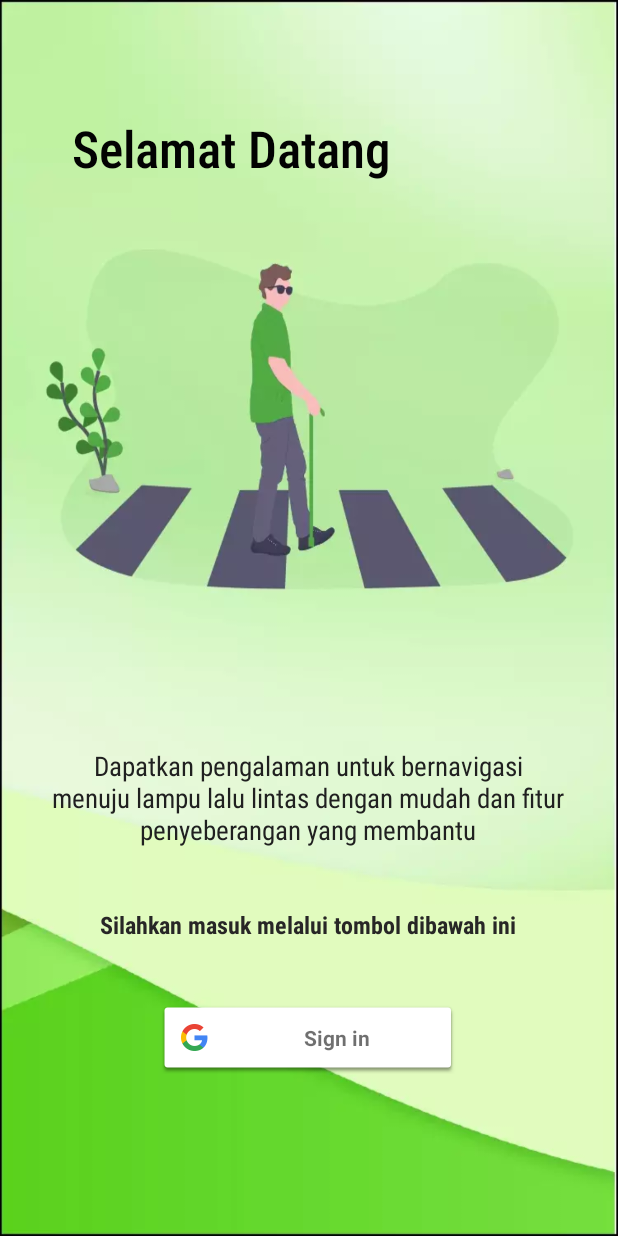
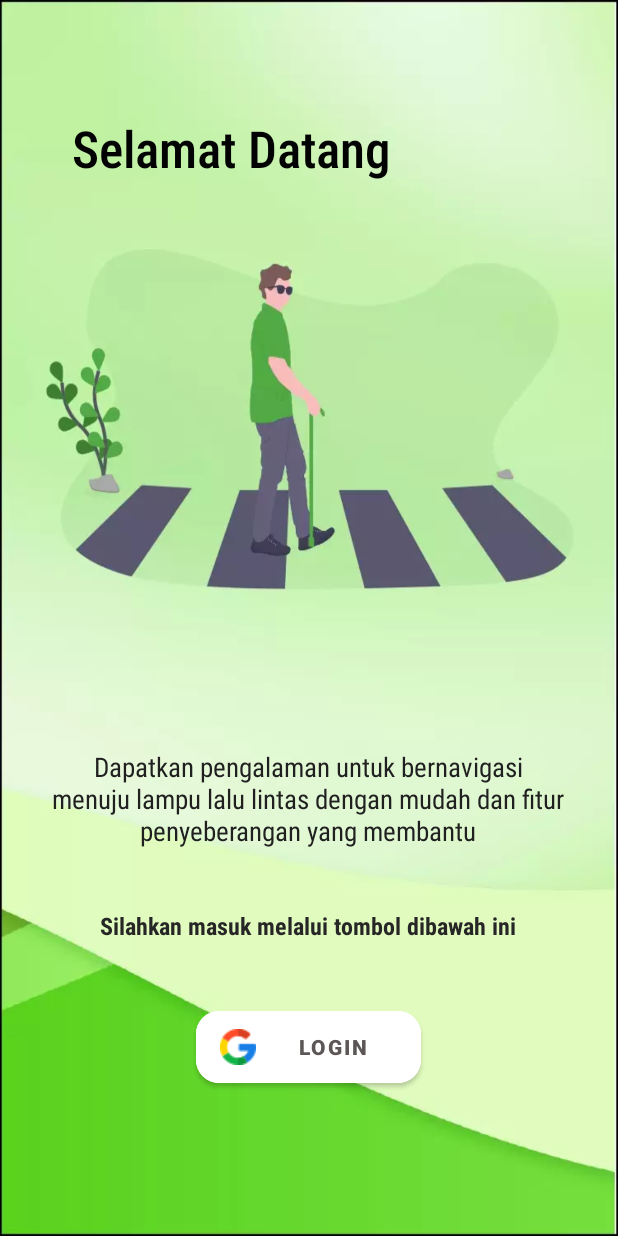
Before and after one commit to caviar-bangkit/caviar-app, an Android app: the screen it shows after launch (LoginActivity), on a phone screen of 412 x 824 dp. Run offline under Robolectric (Android 15) with nearby library versions, the phone set to English and light mode, and no system bars; our stand-ins replace Firebase (no records; nobody signed in at launch, a user with empty details on screens opened directly).

Commit message:
Change Login Button

```diff
--- a/app/src/main/java/com/bangkit/caviar/ui/login/LoginActivity.kt
+++ b/app/src/main/java/com/bangkit/caviar/ui/login/LoginActivity.kt
@@ -1,7 +1,6 @@
 package com.bangkit.caviar.ui.login
 
 import android.app.Activity
-import android.content.ContentValues.TAG
 import android.content.Intent
 import androidx.appcompat.app.AppCompatActivity
 import android.os.Bundle
--- a/app/src/main/res/layout/activity_login.xml
+++ b/app/src/main/res/layout/activity_login.xml
@@ -51,16 +51,26 @@
         app:layout_constraintHorizontal_bias="0.496"
         app:layout_constraintStart_toStartOf="parent" />
 
-    <com.google.android.gms.common.SignInButton
+
+    <Button
         android:id="@+id/signInButton"
-        android:layout_width="200dp"
-        android:layout_height="wrap_content"
-        android:layout_marginBottom="108dp"
+        android:layout_width="150dp"
+        android:layout_height="60dp"
+        android:layout_marginBottom="96dp"
+        android:backgroundTint="@color/white"
         android:contentDescription="@string/tombol_login"
-        app:colorScheme="auto"
+        android:drawableLeft="@drawable/google"
+        android:drawablePadding="8dp"
+        android:elevation="20dp"
+        android:gravity="center"
+        android:text="@string/sign_in"
+        android:textColor="#5C5656"
+        android:textSize="14sp"
+        android:textStyle="bold"
+        app:cornerRadius="15dp"
         app:layout_constraintBottom_toBottomOf="parent"
         app:layout_constraintEnd_toEndOf="parent"
-        app:layout_constraintHorizontal_bias="0.497"
+        app:layout_constraintHorizontal_bias="0.498"
         app:layout_constraintStart_toStartOf="parent" />
 
 
--- a/app/src/main/res/values/strings.xml
+++ b/app/src/main/res/values/strings.xml
@@ -9,4 +9,5 @@
     <string name="exit_hint">Apakah Anda yakin ingin keluar dari aplikasi?</string>
     <string name="content_description_camera">Tombol Deteksi Kamera</string>
     <string name="content_description_traffic">Tombol Navigasi ke lalu lintas terdekat</string>
+    <string name="sign_in">Login</string>
 </resources>
```
Also changed, not shown: app/src/main/res/drawable/google.png (added).
